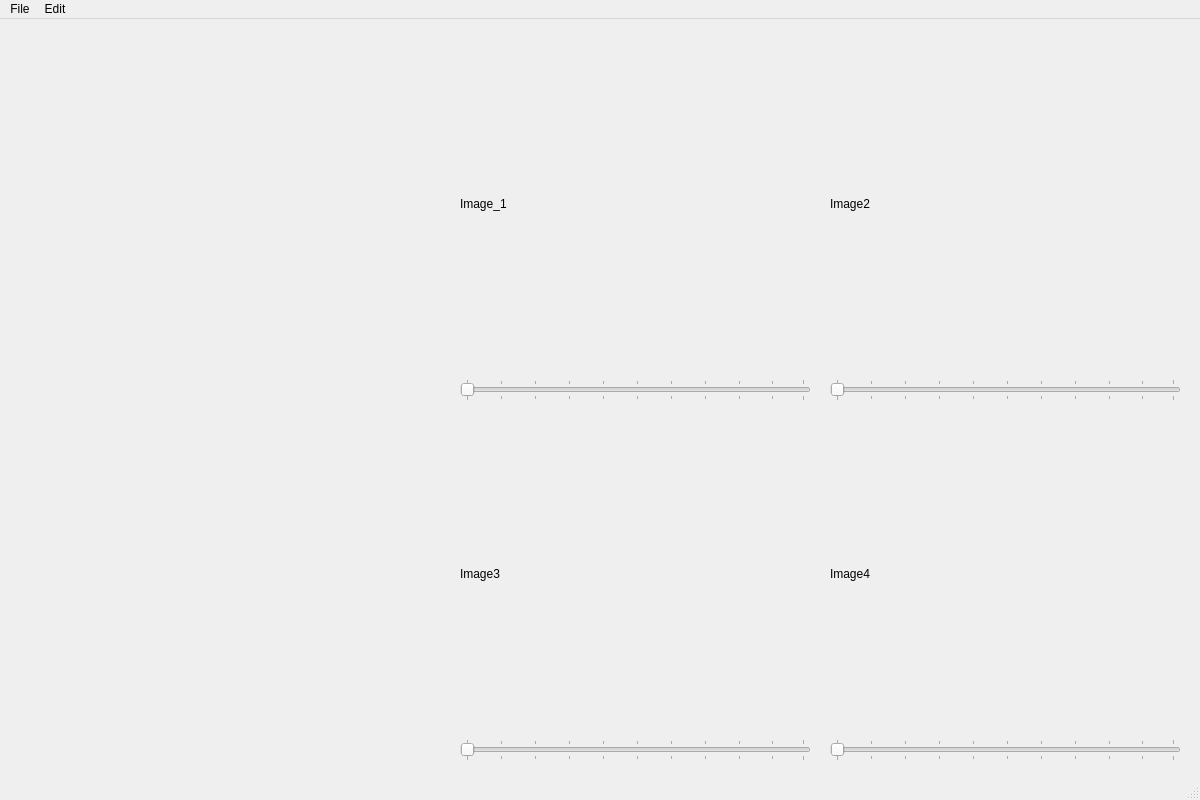
First picture: the form in NIFTI_image_viewer/Main_Window.ui, repository collinli2353/pyqt5_practice, before the edit.
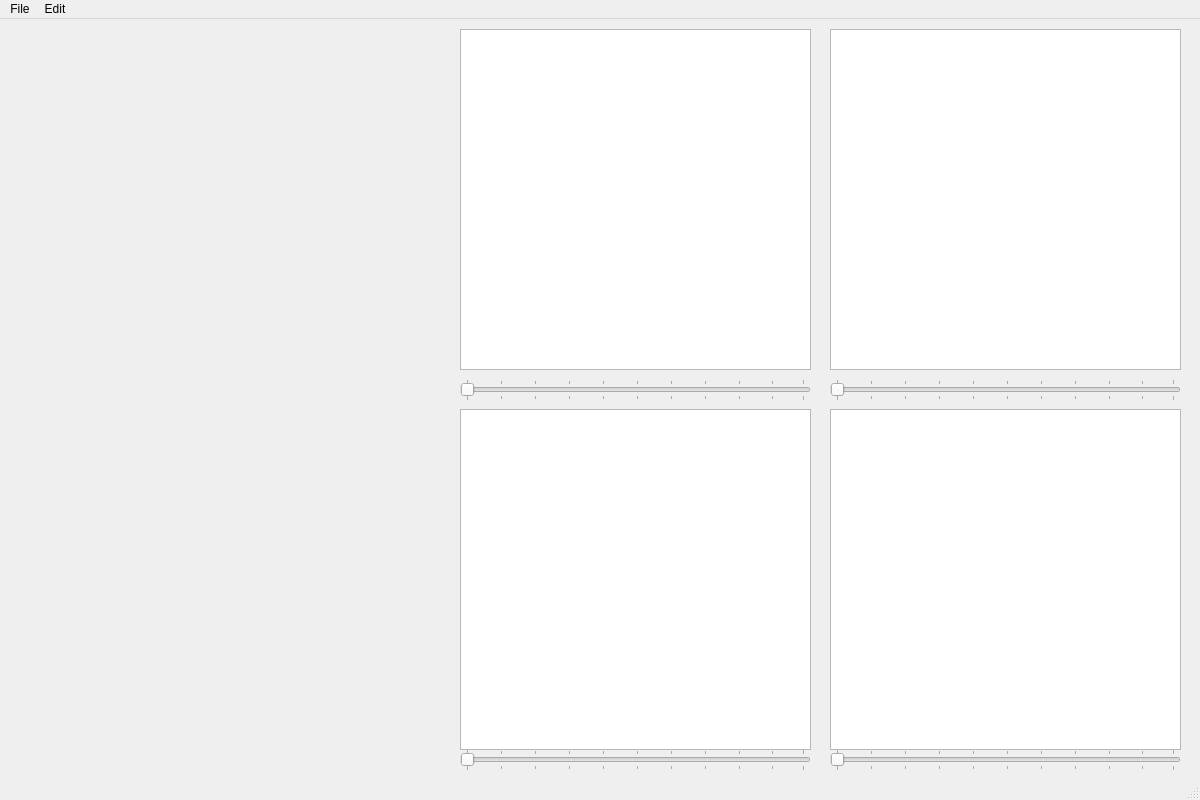
Second picture: the form after the edit.

Commit message: New image approach using Graphic View

What changed in the file:
```diff
--- a/NIFTI_image_viewer/Main_Window.ui
+++ b/NIFTI_image_viewer/Main_Window.ui
@@ -14,70 +14,6 @@
    <string>MainWindow</string>
   </property>
   <widget class="QWidget" name="centralwidget">
-   <widget class="QLabel" name="label_2">
-    <property name="geometry">
-     <rect>
-      <x>830</x>
-      <y>10</y>
-      <width>350</width>
-      <height>350</height>
-     </rect>
-    </property>
-    <property name="text">
-     <string>Image2</string>
-    </property>
-    <property name="scaledContents">
-     <bool>true</bool>
-    </property>
-   </widget>
-   <widget class="QLabel" name="label_4">
-    <property name="geometry">
-     <rect>
-      <x>830</x>
-      <y>380</y>
-      <width>350</width>
-      <height>350</height>
-     </rect>
-    </property>
-    <property name="text">
-     <string>Image4</string>
-    </property>
-    <property name="scaledContents">
-     <bool>true</bool>
-    </property>
-   </widget>
-   <widget class="QLabel" name="label_1">
-    <property name="geometry">
-     <rect>
-      <x>460</x>
-      <y>10</y>
-      <width>350</width>
-      <height>350</height>
-     </rect>
-    </property>
-    <property name="text">
-     <string>Image_1</string>
-    </property>
-    <property name="scaledContents">
-     <bool>true</bool>
-    </property>
-   </widget>
-   <widget class="QLabel" name="label_3">
-    <property name="geometry">
-     <rect>
-      <x>460</x>
-      <y>380</y>
-      <width>350</width>
-      <height>350</height>
-     </rect>
-    </property>
-    <property name="text">
-     <string>Image3</string>
-    </property>
-    <property name="scaledContents">
-     <bool>true</bool>
-    </property>
-   </widget>
    <widget class="QSlider" name="horizontalSlider_1">
     <property name="geometry">
      <rect>
@@ -120,7 +56,7 @@
     <property name="geometry">
      <rect>
       <x>460</x>
-      <y>720</y>
+      <y>730</y>
       <width>351</width>
       <height>22</height>
      </rect>
@@ -139,7 +75,7 @@
     <property name="geometry">
      <rect>
       <x>830</x>
-      <y>720</y>
+      <y>730</y>
       <width>351</width>
       <height>22</height>
      </rect>
@@ -154,6 +90,54 @@
      <number>10</number>
     </property>
    </widget>
+   <widget class="QGraphicsView" name="graphicsView_1">
+    <property name="geometry">
+     <rect>
+      <x>460</x>
+      <y>10</y>
+      <width>351</width>
+      <height>341</height>
+     </rect>
+    </property>
+   </widget>
+   <widget class="QGraphicsView" name="graphicsView_2">
+    <property name="geometry">
+     <rect>
+      <x>830</x>
+      <y>10</y>
+      <width>351</width>
+      <height>341</height>
+     </rect>
+    </property>
+   </widget>
+   <widget class="QGraphicsView" name="graphicsView_3">
+    <property name="geometry">
+     <rect>
+      <x>460</x>
+      <y>390</y>
+      <width>351</width>
+      <height>341</height>
+     </rect>
+    </property>
+   </widget>
+   <widget class="QGraphicsView" name="graphicsView_4">
+    <property name="geometry">
+     <rect>
+      <x>830</x>
+      <y>390</y>
+      <width>351</width>
+      <height>341</height>
+     </rect>
+    </property>
+   </widget>
+   <zorder>graphicsView_1</zorder>
+   <zorder>horizontalSlider_1</zorder>
+   <zorder>horizontalSlider_2</zorder>
+   <zorder>horizontalSlider_3</zorder>
+   <zorder>horizontalSlider_4</zorder>
+   <zorder>graphicsView_2</zorder>
+   <zorder>graphicsView_3</zorder>
+   <zorder>graphicsView_4</zorder>
   </widget>
   <widget class="QMenuBar" name="menubar">
    <property name="geometry">
```
Left out of the diff: 2 changed lines with no effect on the pictures. The commit also changes 4 other files.
